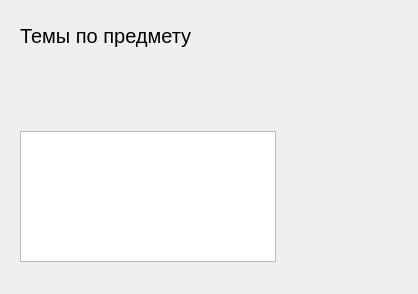
The window that window_topics.ui (Ostrolistova2/Learning) describes before a commit, drawn with Qt 5.
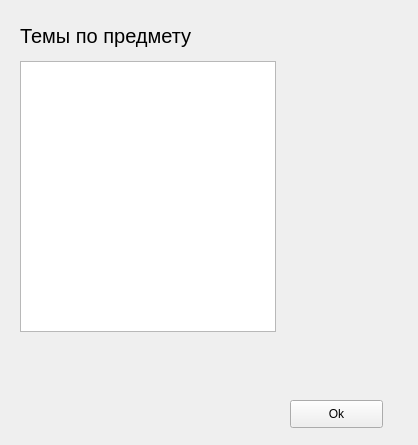
The same window after the commit.

Diff of the .ui file:
```diff
--- a/window_topics.ui
+++ b/window_topics.ui
@@ -7,7 +7,7 @@
     <x>0</x>
     <y>0</y>
     <width>418</width>
-    <height>294</height>
+    <height>445</height>
    </rect>
   </property>
   <property name="windowTitle">
@@ -38,12 +38,25 @@
    <property name="geometry">
     <rect>
      <x>20</x>
-     <y>131</y>
+     <y>61</y>
      <width>256</width>
-     <height>131</height>
+     <height>271</height>
     </rect>
    </property>
   </widget>
+  <widget class="QPushButton" name="pushButton">
+   <property name="geometry">
+    <rect>
+     <x>290</x>
+     <y>400</y>
+     <width>93</width>
+     <height>28</height>
+    </rect>
+   </property>
+   <property name="text">
+    <string>Ok</string>
+   </property>
+  </widget>
  </widget>
  <resources/>
  <connections/>
```
